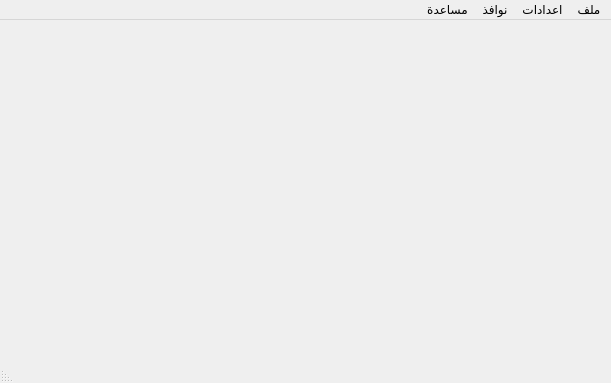
This is src/mainwindow.ui in boussouira/moltaqa as Qt 5 draws it before an edit. The edited form follows.
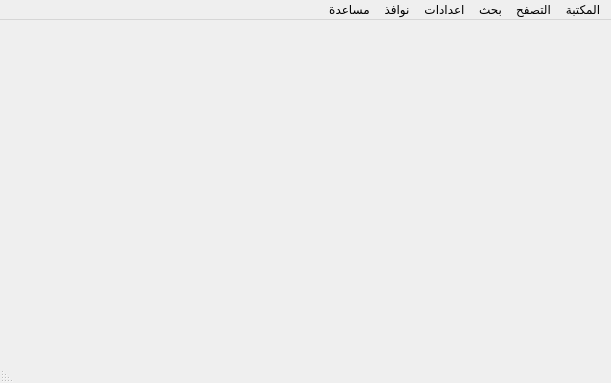
This is the edited form. Icons and pictures are not drawn.

Commit message: Re-organize main window menus

The edit to the form file:
```diff
--- a/src/mainwindow.ui
+++ b/src/mainwindow.ui
@@ -38,12 +38,12 @@
    <property name="locale">
     <locale language="Arabic" country="Morocco"/>
    </property>
-   <widget class="QMenu" name="menuFile">
+   <widget class="QMenu" name="menuLibrary">
     <property name="locale">
      <locale language="Arabic" country="Morocco"/>
     </property>
     <property name="title">
-     <string>ملف</string>
+     <string>المكتبة</string>
     </property>
     <addaction name="actionBooksList"/>
     <addaction name="actionSearchView"/>
@@ -71,14 +71,29 @@
     </property>
     <addaction name="actionSettings"/>
    </widget>
-   <widget class="QMenu" name="menuWindow">
+   <widget class="QMenu" name="menuWindows">
     <property name="title">
      <string>نوافذ</string>
     </property>
    </widget>
-   <addaction name="menuFile"/>
+   <widget class="QMenu" name="menuNavigation">
+    <property name="title">
+     <string>التصفح</string>
+    </property>
+    <addaction name="separator"/>
+   </widget>
+   <widget class="QMenu" name="menuSearch">
+    <property name="title">
+     <string>بحث</string>
+    </property>
+    <addaction name="actionSearchInBook"/>
+    <addaction name="actionSearchView"/>
+   </widget>
+   <addaction name="menuLibrary"/>
+   <addaction name="menuNavigation"/>
+   <addaction name="menuSearch"/>
    <addaction name="menu"/>
-   <addaction name="menuWindow"/>
+   <addaction name="menuWindows"/>
    <addaction name="menuHelp"/>
   </widget>
   <widget class="QStatusBar" name="statusBar"/>
```
Left out of the diff: 21 changed lines with no effect on the pictures. The commit also changes 10 other files.
